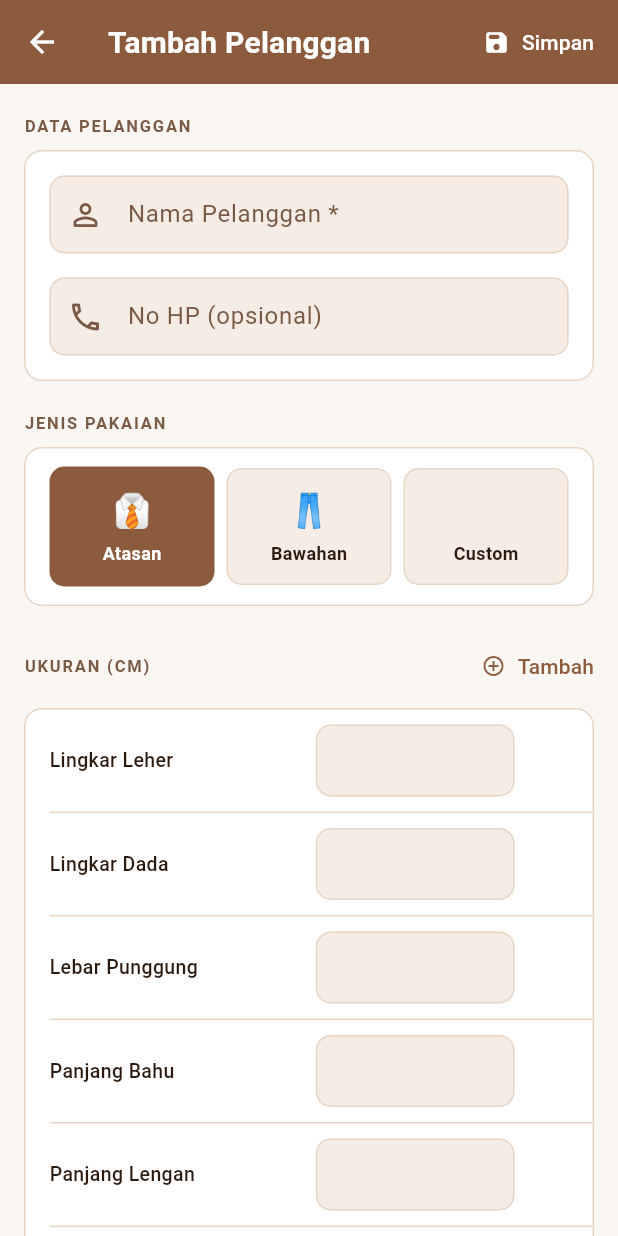
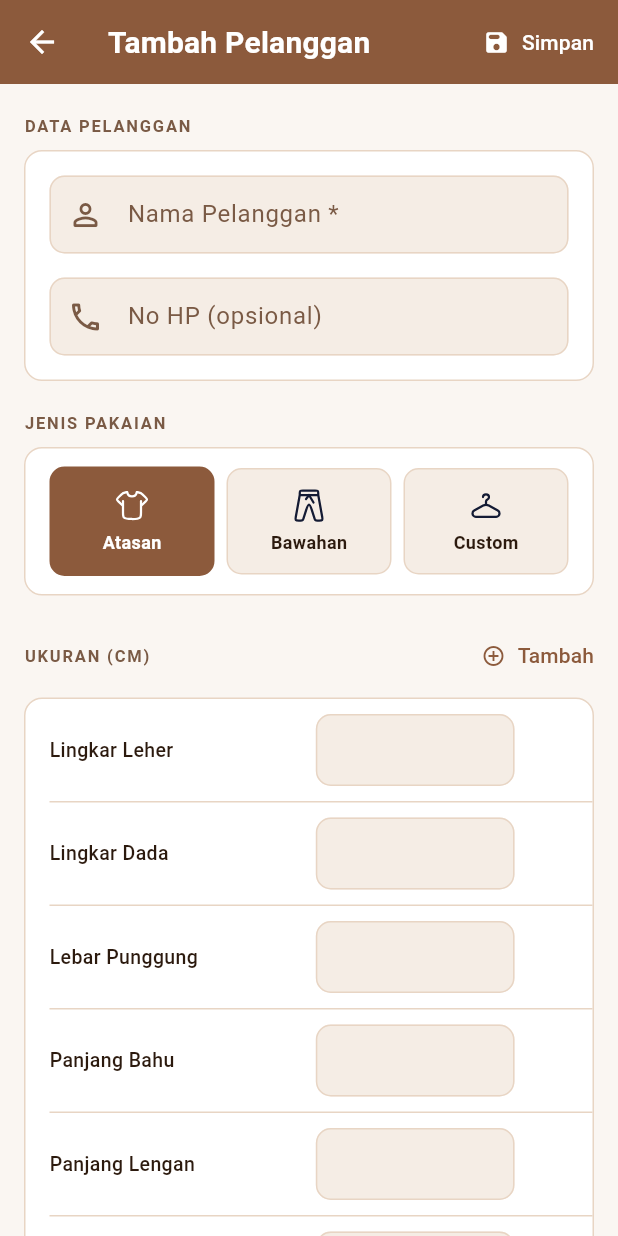
Before and after one commit to AbidRasyid/Ukur-client, a Flutter app: the AddEditPage screen opened directly, on a phone screen of 412 x 824 dp. Run offline on Flutter 3.47's test engine with Material 3 defaults, Android fonts, the phone set to English and light mode, and no system bars; our stand-ins replace flutter_svg, hive, hive_flutter; accounts and stored records are empty.

Commit message:
add SVG support and validation for minimal input in AddEditPage

```diff
--- a/lib/pages/add_edit_page.dart
+++ b/lib/pages/add_edit_page.dart
@@ -1,5 +1,6 @@
 import 'package:flutter/material.dart';
 import 'package:flutter/services.dart';
+import 'package:flutter_svg/flutter_svg.dart';
 import 'package:uuid/uuid.dart';
 import '../models/customer.dart';
 import '../services/customer_service.dart';
@@ -50,6 +51,24 @@ class _AddEditPageState extends State<AddEditPage> {
     } else {
       _loadPreset(_jenisPakaian);
     }
+  }
+
+  bool _validateMinimal() {
+    bool addUkuran = _ukuranControllers.values.any((controller) {
+      final text = controller.text.trim();
+      if (text.isEmpty) return false;
+      final value = double.tryParse(text);
+      return value != null && value > 0;
+    });
+
+    if (!addUkuran) {
+      ScaffoldMessenger.of(context).showSnackBar(const SnackBar(
+        content: Text('Minimal isi 1 nilai ukuran'),
+        behavior: SnackBarBehavior.floating,
+      ));
+      return false;
+    }
+    return true;
   }
 
   void _loadPreset(String jenis) {
@@ -136,7 +155,9 @@ class _AddEditPageState extends State<AddEditPage> {
 
   Future<void> _save() async {
     if (!_formKey.currentState!.validate()) return;
-
+    if (!_validateMinimal()) {
+      return;
+    }
     setState(() => _isSaving = true);
 
     try {
@@ -382,9 +403,11 @@ class _AddEditPageState extends State<AddEditPage> {
                     ),
                     child: Column(
                       children: [
-                        Text(
-                          PresetService.jenisPakaianIcon[jenis] ?? '',
-                          style: const TextStyle(fontSize: 22),
+                        SvgPicture.asset(
+                          PresetService.jenisPakaianIcon[jenis]
+                              ?[isSelected ? 'clicked' : 'icon'],
+                          width: 24,
+                          height: 24,
                         ),
                         const SizedBox(height: 4),
                         Text(
--- a/lib/services/preset_service.dart
+++ b/lib/services/preset_service.dart
@@ -1,3 +1,5 @@
+import 'package:flutter_svg/flutter_svg.dart';
+
 class PresetService {
   static const Map<String, List<String>> presets = {
     'Atasan': [
@@ -36,10 +38,19 @@ class PresetService {
     'custom': 'Custom',
   };
 
-  static const Map<String, String> jenisPakaianIcon = {
-    'Atasan': '👔',
-    'Bawahan': '👖',
-    'custom': '',
+  static Map<String, Map> jenisPakaianIcon = {
+    'Atasan': {
+      'icon': 'assets/images/shirt_icon.svg',
+      'clicked': 'assets/images/shirt_icon_clicked.svg'
+    },
+    'Bawahan': {
+      'icon': 'assets/images/trousers_icon.svg',
+      'clicked': 'assets/images/trousers_icon_clicked.svg'
+    },
+    'custom': {
+      'icon': 'assets/images/custom_icon.svg',
+      'clicked': 'assets/images/custom_icon_clicked.svg'
+    },
   };
 
   static List<String> get allJenis => ['Atasan', 'Bawahan', 'custom'];
--- a/pubspec.yaml
+++ b/pubspec.yaml
@@ -22,6 +22,7 @@ dependencies:
   uuid: ^4.5.1
   path_provider: ^2.1.5
   url_launcher: ^6.3.1
+  flutter_svg: ^2.3.0
 
 dev_dependencies:
   flutter_test:
```
Also changed, not shown: assets/images/custom_icon.svg (added), assets/images/custom_icon_clicked.svg (added), assets/images/shirt_icon.svg (added), assets/images/shirt_icon_clicked.svg (added), assets/images/trousers_icon.svg (added), assets/images/trousers_icon_clicked.svg (added), pubspec.lock.
